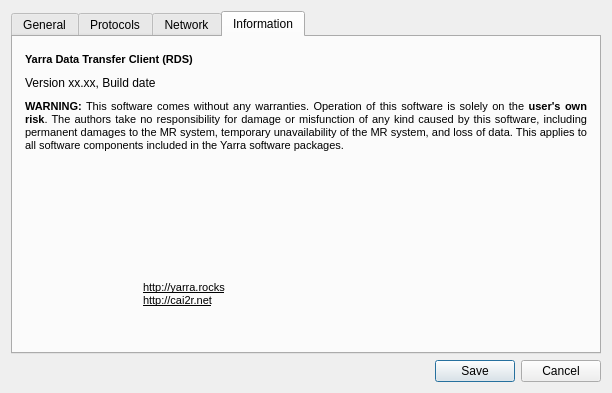
Old version of the form Client/rds_configurationwindow.ui in the repository WillForan/yarraclient.
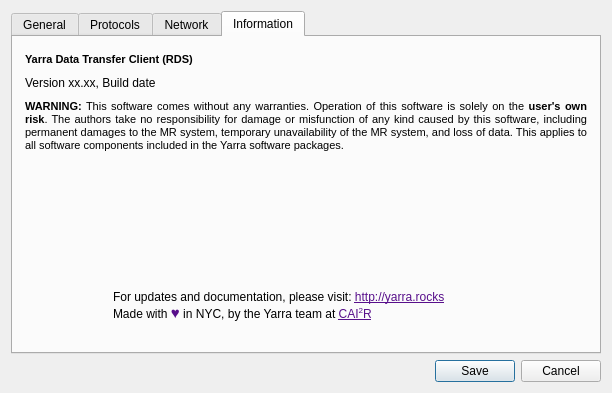
New version of the form. Icons and pictures are not drawn.

Commit message: UI design updates and unification.

Diff of the .ui file:
```diff
--- a/Client/rds_configurationwindow.ui
+++ b/Client/rds_configurationwindow.ui
@@ -973,10 +973,10 @@
        <item>
         <layout class="QHBoxLayout" name="horizontalLayout_4">
          <property name="leftMargin">
-          <number>2</number>
+          <number>0</number>
          </property>
          <property name="rightMargin">
-          <number>20</number>
+          <number>0</number>
          </property>
          <property name="bottomMargin">
           <number>0</number>
@@ -985,14 +985,14 @@
           <widget class="QLabel" name="label_15">
            <property name="minimumSize">
             <size>
-             <width>100</width>
-             <height>70</height>
+             <width>78</width>
+             <height>60</height>
             </size>
            </property>
            <property name="maximumSize">
             <size>
-             <width>100</width>
-             <height>70</height>
+             <width>78</width>
+             <height>60</height>
             </size>
            </property>
            <property name="mouseTracking">
@@ -1028,7 +1028,7 @@
            </property>
            <property name="sizeHint" stdset="0">
             <size>
-             <width>10</width>
+             <width>4</width>
              <height>20</height>
             </size>
            </property>
@@ -1037,11 +1037,7 @@
          <item>
           <widget class="QLabel" name="label_16">
            <property name="text">
-            <string>&lt;!DOCTYPE HTML PUBLIC &quot;-//W3C//DTD HTML 4.0//EN&quot; &quot;http://www.w3.org/TR/REC-html40/strict.dtd&quot;&gt;
-&lt;html&gt;&lt;head&gt;&lt;meta name=&quot;qrichtext&quot; content=&quot;1&quot; /&gt;&lt;style type=&quot;text/css&quot;&gt;
-p, li { white-space: pre-wrap; }
-&lt;/style&gt;&lt;/head&gt;&lt;body style=&quot; font-family:'MS Shell Dlg 2'; font-size:8pt; font-weight:400; font-style:normal;&quot;&gt;
-&lt;p style=&quot; margin-top:0px; margin-bottom:0px; margin-left:0px; margin-right:0px; -qt-block-indent:0; text-indent:0px;&quot;&gt;&lt;a href=&quot;http://yarra.rocks&quot;&gt;&lt;span style=&quot; text-decoration: underline; color:#000000;&quot;&gt;http://yarra.rocks&lt;br /&gt;&lt;/span&gt;&lt;/a&gt;&lt;a href=&quot;http://cai2r.net&quot;&gt;&lt;span style=&quot; text-decoration: underline; color:#000000;&quot;&gt;http://cai2r.net&lt;/span&gt;&lt;/a&gt;&lt;br /&gt;&lt;/p&gt;&lt;/body&gt;&lt;/html&gt;</string>
+            <string>&lt;html&gt;&lt;head/&gt;&lt;body&gt;&lt;p&gt;For updates and documentation, please visit: &lt;a href=&quot;http://yarra.rocks&quot;&gt;&lt;span style=&quot; text-decoration: underline; color:#580f8b;&quot;&gt;http://yarra.rocks&lt;br/&gt;&lt;/span&gt;&lt;/a&gt;Made with &lt;span style=&quot; font-family:'arial'; font-size:15px; color:#580f8b;&quot;&gt;♥&lt;/span&gt; in NYC, by the Yarra team at &lt;a href=&quot;http://cai2r.net&quot;&gt;&lt;span style=&quot; text-decoration: underline; color:#580f8b;&quot;&gt;CAI&lt;/span&gt;&lt;/a&gt;&lt;a href=&quot;http://cai2r.net&quot;&gt;&lt;span style=&quot; text-decoration: underline; color:#580f8b; vertical-align:super;&quot;&gt;2&lt;/span&gt;&lt;/a&gt;&lt;a href=&quot;http://cai2r.net&quot;&gt;&lt;span style=&quot; text-decoration: underline; color:#580f8b;&quot;&gt;R&lt;/span&gt;&lt;/a&gt;&lt;/p&gt;&lt;/body&gt;&lt;/html&gt;</string>
            </property>
            <property name="alignment">
             <set>Qt::AlignLeading|Qt::AlignLeft|Qt::AlignVCenter</set>
```
Left out of the diff: 2 changed lines with no effect on the pictures. The commit also changes 6 other files.
